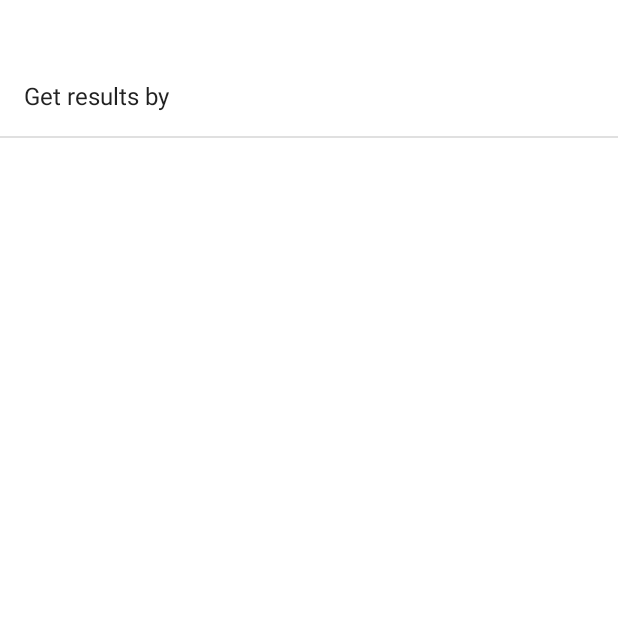
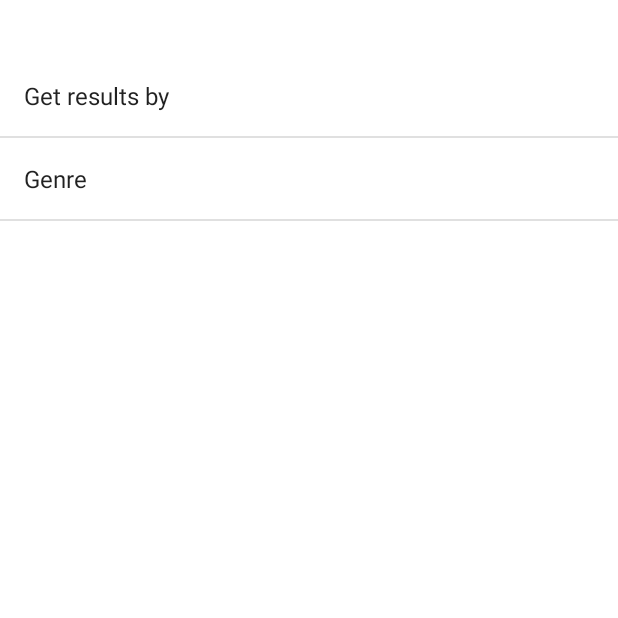
Before and after one commit to winterwurzel/gtm, an Android app: the screen it shows after launch (SettingsActivity), in the options menu, after a tap on "Settings", on a phone screen of 412 x 824 dp, the top half of it. Run offline under Robolectric (Android 15) with nearby library versions, the phone set to English and light mode, and no system bars; 5 statements that could not run were skipped.

Commit message:
+ added genre setting

```diff
--- a/app/src/main/java/at/android/gm/guessthemovie/MainActivity.java
+++ b/app/src/main/java/at/android/gm/guessthemovie/MainActivity.java
@@ -15,9 +15,40 @@ import android.view.Menu;
 import android.view.MenuItem;
 import android.widget.Button;
 
+import java.util.Collections;
+import java.util.Dictionary;
+import java.util.LinkedHashMap;
+import java.util.Map;
+
 public class MainActivity extends AppCompatActivity implements OnFetchDataCompleted{
 
     private final int SHOW_PREFERENCES = 0;
+
+    static final Map<String, Integer> CONSTANT_MAP;
+    static {
+        Map<String, Integer> tmp = new LinkedHashMap<String, Integer>();
+        tmp.put("Action", 28);
+        tmp.put("Adventure", 12);
+        tmp.put("Animation", 16);
+        tmp.put("Comedy", 35);
+        tmp.put("Crime", 80);
+        tmp.put("Documentary", 99);
+        tmp.put("Drama", 18);
+        tmp.put("Family", 10751);
+        tmp.put("Fantasy", 14);
+        tmp.put("Foreign", 10769);
+        tmp.put("History", 36);
+        tmp.put("Horror", 27);
+        tmp.put("Music", 10402);
+        tmp.put("Mystery", 9648);
+        tmp.put("Romance", 10749);
+        tmp.put("Science Fiction", 878);
+        tmp.put("TV Movie", 10770);
+        tmp.put("Thriller", 53);
+        tmp.put("War", 10752);
+        tmp.put("Western", 37);
+        CONSTANT_MAP = Collections.unmodifiableMap(tmp);
+    }
 
     @Override
     protected void onCreate(Bundle savedInstanceState) {
@@ -57,12 +88,16 @@ public class MainActivity extends AppCompatActivity implements OnFetchDataComple
 
     public void startButtonClicked(View view) {
         SharedPreferences sharedPref = PreferenceManager.getDefaultSharedPreferences(this);
-        String order = sharedPref.getString("list_preference", "");
-        String options = null;
-        if (order.equals("popularity"))
+        String order = sharedPref.getString("list_preference_order", "");
+        String options = "";
+        if (order.equals("Popularity"))
             options = "&sort_by=popularity.desc";
-        else if (order.equals("rating"))
-            options = "&sort_by=vote_average.desc&vote_count.gte=100";
+        else if (order.equals("Rating"))
+            options = "&sort_by=vote_average.desc&vote_count.gte=1000";
+
+        String genre = sharedPref.getString("list_preference_genres", "");
+        if (!genre.equals("Default"))
+            options += "&with_genres=" + CONSTANT_MAP.get(genre);
 
         DataHandler dh = DataHandler.getInstance();
         ProgressDialog dialog = new ProgressDialog(this);
@@ -80,7 +115,6 @@ public class MainActivity extends AppCompatActivity implements OnFetchDataComple
 
     @Override
     public void OnFetchDataCompleted() {
-        Log.e("test", "FERTIG!");
         Intent i = new Intent(this, GuessActivity.class);
         startActivity(i);
     }
--- a/app/src/main/java/at/android/gm/guessthemovie/SettingsFragment.java
+++ b/app/src/main/java/at/android/gm/guessthemovie/SettingsFragment.java
@@ -12,8 +12,8 @@ import android.util.Log;
  * Created by georg on 15-Nov-15.
  */
 public class SettingsFragment extends PreferenceFragment implements SharedPreferences.OnSharedPreferenceChangeListener {
-    private final String KEY_PREF_EDITTEXT= "edittext_preference";
-    private final String KEY_PREF_LIST= "list_preference";
+    private final String KEY_PREF_LIST_ORDER= "list_preference_order";
+    private final String KEY_PREF_LIST_GENRES= "list_preference_genres";
 
     @Override
     public void onCreate(Bundle savedInstanceState) {
@@ -29,8 +29,10 @@ public class SettingsFragment extends PreferenceFragment implements SharedPrefer
         SharedPreferences sharedPreferences = getPreferenceManager().getSharedPreferences();
         sharedPreferences.registerOnSharedPreferenceChangeListener(this);
         // show previously stored values
-        Preference listPref = findPreference(KEY_PREF_LIST);
-        listPref.setSummary(sharedPreferences.getString(KEY_PREF_LIST, ""));
+        Preference listPrefOrder = findPreference(KEY_PREF_LIST_ORDER);
+        listPrefOrder.setSummary(sharedPreferences.getString(KEY_PREF_LIST_ORDER, ""));
+        Preference listPrefGenre = findPreference(KEY_PREF_LIST_GENRES);
+        listPrefGenre.setSummary(sharedPreferences.getString(KEY_PREF_LIST_GENRES, ""));
     }
 
     @Override
@@ -51,14 +53,12 @@ public class SettingsFragment extends PreferenceFragment implements SharedPrefer
     @Override
     public void onSharedPreferenceChanged(SharedPreferences sharedPref, String key) {
         Log.d(">>APPLICATION SETTINGS", "key=" + key);
-        // Edit Text
-        if (key.equals(KEY_PREF_EDITTEXT)) {
-            Preference editTextPref = findPreference(key);
-            editTextPref.setSummary(sharedPref.getString(key, ""));
-            // list value
-        } else if (key.equals(KEY_PREF_LIST)) {
-            Preference listPref = findPreference(key);
-            listPref.setSummary(sharedPref.getString(key, ""));
+        if (key.equals(KEY_PREF_LIST_ORDER)) {
+            Preference listPrefOrder = findPreference(key);
+            listPrefOrder.setSummary(sharedPref.getString(key, ""));
+        } else if (key.equals(KEY_PREF_LIST_GENRES)) {
+            Preference listPrefGenres = findPreference(key);
+            listPrefGenres.setSummary(sharedPref.getString(key, ""));
         }
 
     }
--- a/app/src/main/res/values/strings.xml
+++ b/app/src/main/res/values/strings.xml
@@ -5,9 +5,32 @@
 
     <!-- Strings related to Settings -->
     <string-array name="pref_result_order">
-        <item>default</item>
-        <item>popularity</item>
-        <item>rating</item>
+        <item>Default</item>
+        <item>Popularity</item>
+        <item>Rating</item>
+    </string-array>
+    <string-array name="pref_genres">
+        <item>Default</item>
+        <item>Action</item>
+        <item>Adventure</item>
+        <item>Animation</item>
+        <item>Comedy</item>
+        <item>Crime</item>
+        <item>Documentary</item>
+        <item>Drama</item>
+        <item>Family</item>
+        <item>Fantasy</item>
+        <item>Foreign</item>
+        <item>History</item>
+        <item>Horror</item>
+        <item>Music</item>
+        <item>Mystery</item>
+        <item>Romance</item>
+        <item>Science Fiction</item>
+        <item>TV Movie</item>
+        <item>Thriller</item>
+        <item>War</item>
+        <item>Western</item>
     </string-array>
     <string name="title_activity_guess">GuessActivity</string>
     <string name="button2">next</string>
--- a/app/src/main/res/xml/application_preferences.xml
+++ b/app/src/main/res/xml/application_preferences.xml
@@ -2,13 +2,20 @@
 <PreferenceScreen xmlns:android="http://schemas.android.com/apk/res/android">
 
     <PreferenceCategory>
-        <ListPreference android:key="list_preference"
+        <ListPreference android:key="list_preference_order"
             android:title="Get results by"
             android:summary="Use a list dialog"
             android:entries="@array/pref_result_order"
             android:entryValues="@array/pref_result_order"
             android:dialogTitle="Get results by" />
 
+        <ListPreference android:key="list_preference_genres"
+            android:title="Genre"
+            android:summary="Use a list dialog"
+            android:entries="@array/pref_genres"
+            android:entryValues="@array/pref_genres"
+            android:dialogTitle="Genre" />
+
     </PreferenceCategory>
 
 </PreferenceScreen>
```
Also changed, not shown: app/src/main/java/at/android/gm/guessthemovie/DataHandler.java (+16 -5 lines), app/src/main/java/at/android/gm/guessthemovie/Movie.java (+6 -3 lines).
